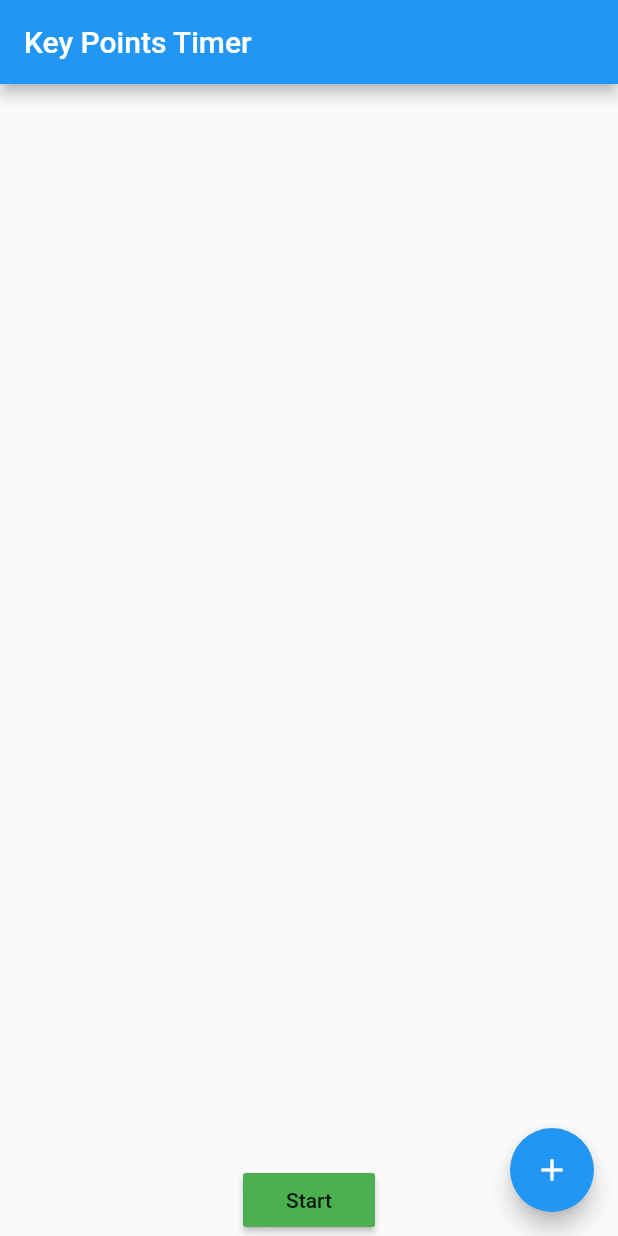
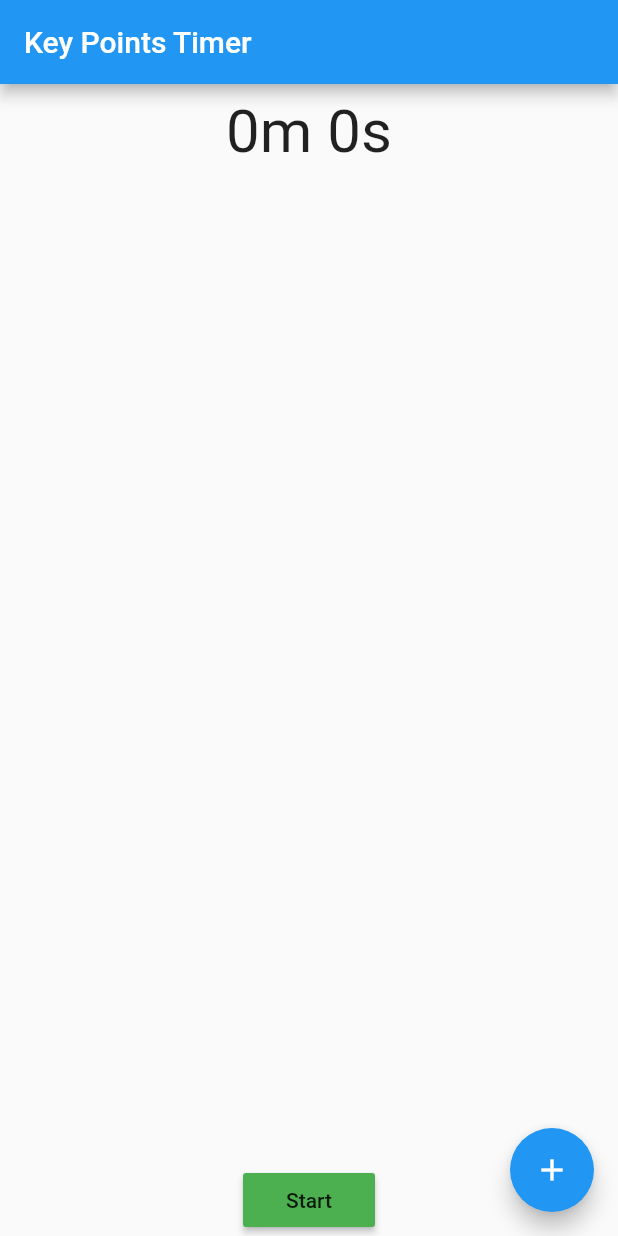
Before and after one commit to bra1nDump/keyPointsTimer, a Flutter app: the screen it shows after launch, after a tap on "Start", on a phone screen of 412 x 824 dp. Run offline on Flutter 3.47's test engine with Material 2 defaults, Android fonts, the phone set to English and light mode, and no system bars.

Commit message:
new features: * total presentation time on the top * total time remaining show * while in edit mode show 3 actions: -10s, +10s, delete point

```diff
--- a/lib/main.dart
+++ b/lib/main.dart
@@ -28,7 +28,7 @@ class AppState extends State<App> with TickerProviderStateMixin {
 
   AnimationController _controller;
 
-  static const unitHeight = 40;
+  static const unitHeight = 60;
 
   @override
   void initState() {
@@ -42,41 +42,88 @@ class AppState extends State<App> with TickerProviderStateMixin {
     super.dispose();
   }
 
-  void resetAnimationAndStart() {
-    setState(() {
+  void resetAnimationController() {
     var seconds = durationOfFirst(_keyPoints.length);
     _controller?.dispose();
     _controller = AnimationController(
         duration: Duration(seconds: seconds),
         upperBound: seconds.toDouble(),
         vsync: this
-      )
-        ..forward();
+    );
+  }
 
+  void startPresentation() {
+    setState(() {
       _controller.addStatusListener((AnimationStatus status) {
         if (status == AnimationStatus.completed)
           setState(() {
             _state = KeyPointsState.stopped;
           });
       });
+      _controller.forward();
+      _state = KeyPointsState.presenting;
     });
   }
 
   int durationOfFirst(int index) =>
-    _keyPoints
-        .take(index)
-        .fold(0, (acc, keyPoint) => acc + keyPoint.seconds);
+      _keyPoints.take(index).fold(0, (acc, keyPoint) => acc + keyPoint.seconds);
 
   Widget keyPointBuild(int index, KeyPoint keyPoint) {
+    var actionMenu =
+        Row(
+          children: <Widget>[
+            MaterialButton(
+                color: Colors.grey,
+                onPressed: () {
+                  if (_state != KeyPointsState.adding) {
+                    setState(() {
+                      var point = _keyPoints[index];
+                      if (point.seconds > 10) {
+                        point.seconds = point.seconds - 10;
+                        resetAnimationController();
+                      }
+                    });
+                  }
+                },
+                child: Text('-10s')
+            ),
+            Padding(padding: EdgeInsets.all(8)),
+            MaterialButton(
+                color: Colors.grey,
+                onPressed: () {
+                  if (_state != KeyPointsState.adding) {
+                    setState(() {
+                      _keyPoints[index].seconds = _keyPoints[index].seconds + 10;
+                      resetAnimationController();
+                    });
+                  }
+                },
+                child: Text('+10s')
+            ),
+            Padding(padding: EdgeInsets.all(8)),
+            IconButton(
+                onPressed: () {
+                  setState(() {
+                    _keyPoints.removeAt(index);
+                  });
+                },
+                icon: Icon(Icons.delete)
+            )
+          ],
+        );
+
     return AnimatedBuilder(
         animation: _controller,
         child: Container(
           height: unitHeight * (keyPoint.seconds / 10),
           padding: const EdgeInsets.all(8.0),
           child: Row(
+            mainAxisAlignment: MainAxisAlignment.start,
+            crossAxisAlignment: CrossAxisAlignment.start,
             children: <Widget>[
               Expanded(child: Text(keyPoint.text)),
-              Text('${keyPoint.seconds} sec'),
+              if (_state == KeyPointsState.ready)
+                actionMenu,
             ],
           ),
         ),
@@ -102,8 +149,10 @@ class AppState extends State<App> with TickerProviderStateMixin {
       yield GestureDetector(
         key: Key(index.toString()),
         onTap: () => setState(() {
-          if (_state != KeyPointsState.adding)
+          if (_state != KeyPointsState.adding) {
             _keyPoints[index].seconds = _keyPoints[index].seconds + 10;
+            resetAnimationController();
+          }
         }),
         child: Card(
           margin: EdgeInsets.all(5),
@@ -119,6 +168,7 @@ class AppState extends State<App> with TickerProviderStateMixin {
       _keyPoints.add(_newKeyPoint);
       _newKeyPoint = null;
       _state = KeyPointsState.ready;
+      resetAnimationController();
     });
   }
 
@@ -148,9 +198,24 @@ class AppState extends State<App> with TickerProviderStateMixin {
                   },
                   child: Icon(Icons.add),
                 ),
-          body: GestureDetector(
-            onTap: saveNewKeyPoint,
-            child: Column(children: <Widget>[
+          body: Column(children: <Widget>[
+              AnimatedBuilder(
+                animation: _controller,
+                builder: (BuildContext context, Widget child) {
+                  var duration = Duration(seconds: durationOfFirst(_keyPoints.length));
+                  var elapsed = Duration(seconds: _controller.value.floor());
+                  var remaining = duration - elapsed;
+                  return Padding(
+                    padding: const EdgeInsets.all(8.0),
+                    child: Text(
+                      '${remaining.inMinutes % 60}m ${remaining.inSeconds % 60}s',
+                      style: TextStyle(
+                        fontSize: 40
+                      ),
+                    ),
+                  );
+                }
+              ),
               Expanded(
                 child: ReorderableListView(
                     onReorder: (oldIndex, newIndex) {
@@ -163,8 +228,10 @@ class AppState extends State<App> with TickerProviderStateMixin {
               ),
               if (_state == KeyPointsState.adding)
                 TextFormField(
+                  key: Key(_keyPoints.length.toString()),
                   initialValue: _newKeyPoint.text,
-                  onChanged: (newValue) => setState(() => _newKeyPoint.text = newValue),
+                  onChanged: (newValue) =>
+                      setState(() => _newKeyPoint.text = newValue),
                   onEditingComplete: saveNewKeyPoint,
                   autofocus: true,
                 ),
@@ -172,12 +239,9 @@ class AppState extends State<App> with TickerProviderStateMixin {
                 MaterialButton(
                   color: Colors.green,
                   child: Text('Start'),
-                  onPressed: () => setState(() {
-                    _state = KeyPointsState.presenting;
-                    resetAnimationAndStart();
-                  }),
-                )
-              else if (_state == KeyPointsState.presenting)
+                  onPressed: startPresentation
+                ),
+              if (_state == KeyPointsState.presenting)
                 MaterialButton(
                   color: Colors.red,
                   child: Text('Stop'),
@@ -185,19 +249,29 @@ class AppState extends State<App> with TickerProviderStateMixin {
                     _state = KeyPointsState.stopped;
                     _controller.stop();
                   }),
-                )
-              else if (_state == KeyPointsState.stopped)
+                ),
+              if (_state == KeyPointsState.stopped)
+                Row(
+                  mainAxisAlignment: MainAxisAlignment.center,
+                  children: <Widget>[
                     MaterialButton(
-                  color: Colors.grey,
+                        color: Colors.green,
+                        child: Text('Start'),
+                        onPressed: startPresentation
+                    ),
+                    Padding(padding: EdgeInsets.all(10)),
+                    MaterialButton(
+                        color: Colors.red,
                         child: Text('Reset'),
-                  onPressed: () {
+                        onPressed: () =>
                             setState(() {
                               _controller.reset();
                               _state = KeyPointsState.ready;
-                    });
-                  }),
+                            })
+                    )
+                  ]
+                ),
             ]),
-          )
           ),
     );
   }
```
Lines whose indentation alone changed are shown as unchanged.
